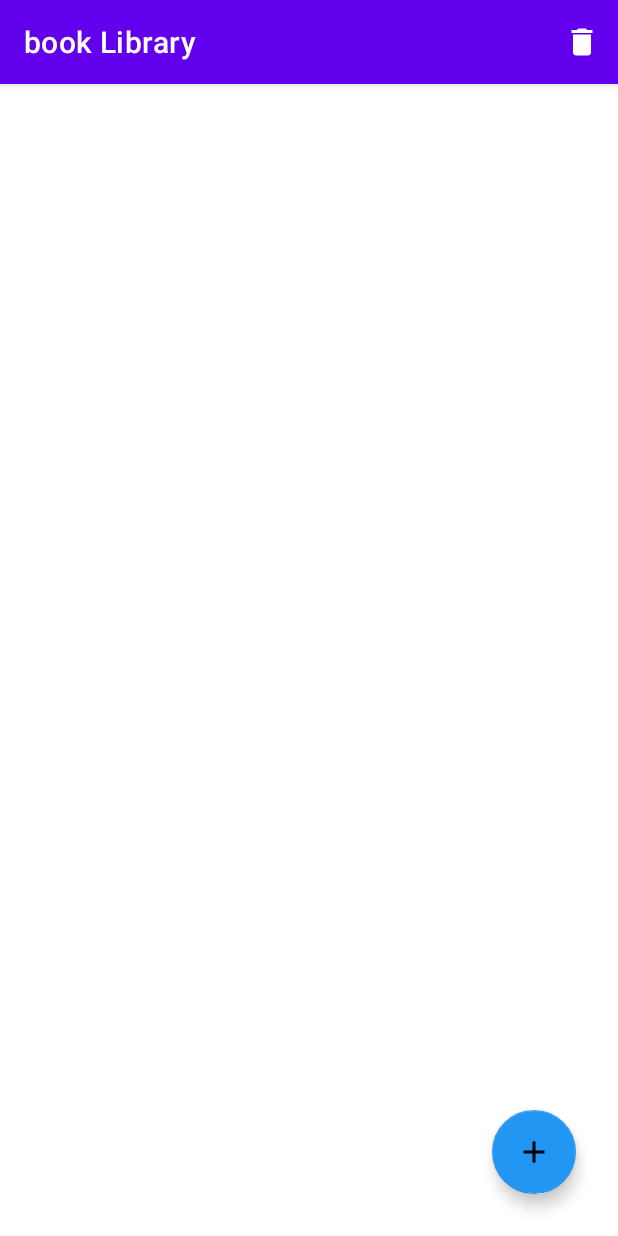
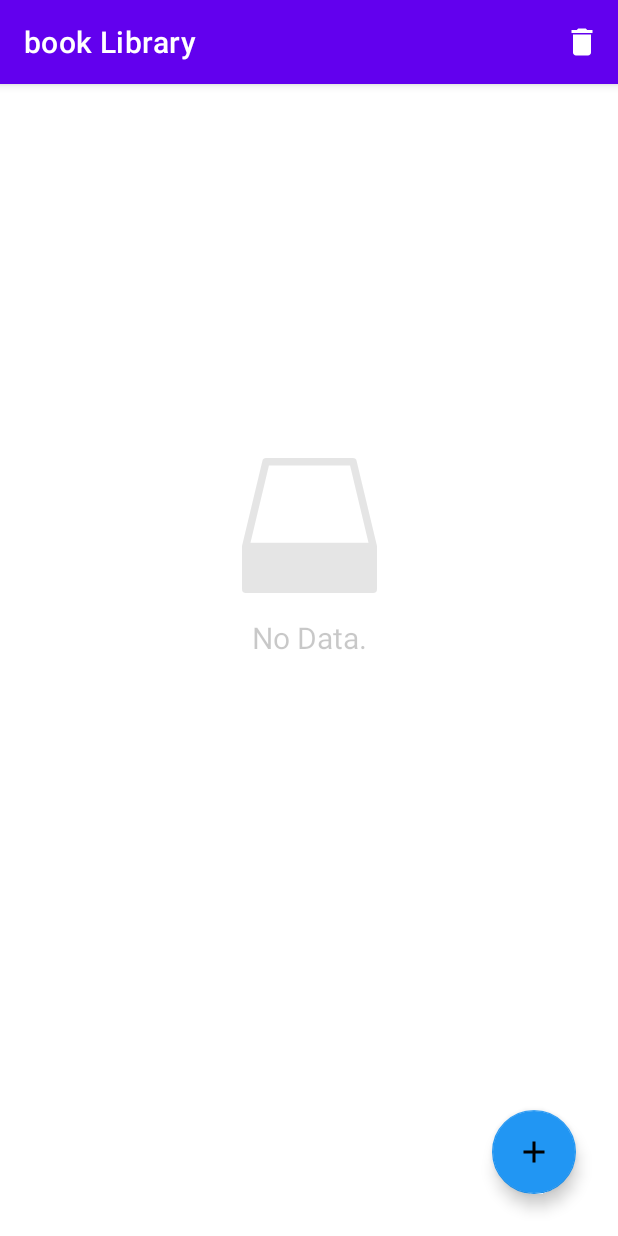
Before and after one commit to exark/Ma_bibliotheque, an Android app: the screen it shows after launch (MainActivity), on a phone screen of 412 x 824 dp. Run offline under Robolectric (Android 15) with nearby library versions, the phone set to English and light mode, and no system bars.

Commit message:
delete by id and delete all fixes

```diff
--- a/app/src/main/java/com/example/mabibliotheque/MainActivity.java
+++ b/app/src/main/java/com/example/mabibliotheque/MainActivity.java
@@ -15,6 +15,7 @@ import android.view.Menu;
 import android.view.MenuInflater;
 import android.view.MenuItem;
 import android.view.View;
+import android.widget.ImageView;
 import android.widget.TextView;
 import android.widget.Toast;
 
@@ -26,6 +27,7 @@ public class MainActivity extends AppCompatActivity {
 
     RecyclerView recyclerView;
     FloatingActionButton add_button;
+    ImageView empty_imageview;
     TextView no_data;
 
     MyDataBaseHelper myDB;
@@ -39,6 +41,8 @@ public class MainActivity extends AppCompatActivity {
 
         recyclerView = findViewById(R.id.recyclerView);
         add_button = findViewById(R.id.add_button);
+        empty_imageview = findViewById(R.id.empty_imageview);
+        no_data = findViewById(R.id.no_data);
         add_button.setOnClickListener(view -> {
             Intent intent = new Intent(MainActivity.this, AddActivity.class);
             startActivity(intent);
@@ -70,7 +74,8 @@ public class MainActivity extends AppCompatActivity {
     void storeDataInArrays(){
         Cursor cursor = myDB.readAllData();
         if(cursor.getCount() == 0){
-            Toast.makeText(this, "No Data.", Toast.LENGTH_SHORT).show();
+            empty_imageview.setVisibility(View.VISIBLE);
+            no_data.setVisibility(View.VISIBLE);
         }else{
             while (cursor.moveToNext()){
                 book_id.add(cursor.getString(0));
@@ -78,6 +83,8 @@ public class MainActivity extends AppCompatActivity {
                 book_author.add(cursor.getString(2));
                 book_pages.add(cursor.getString(3));
             }
+            empty_imageview.setVisibility(View.GONE);
+            no_data.setVisibility(View.GONE);
         }
     }
 
@@ -98,18 +105,24 @@ public class MainActivity extends AppCompatActivity {
 
     void confirmDialog(){
         AlertDialog.Builder builder = new AlertDialog.Builder(this);
-        builder.setTitle("Delete All ?");
-        builder.setMessage("Are you sure you want to delete all Data ?");
-        builder.setPositiveButton("yes", (dialog, which) -> {
-            MyDataBaseHelper mydb = new MyDataBaseHelper(MainActivity.this);
+        builder.setTitle("Delete All?");
+        builder.setMessage("Are you sure you want to delete all Data?");
+        builder.setPositiveButton("Yes", new DialogInterface.OnClickListener() {
+            @Override
+            public void onClick(DialogInterface dialogInterface, int i) {
+                MyDataBaseHelper myDB = new MyDataBaseHelper(MainActivity.this);
+                myDB.deleteAllData();
+                //Refresh Activity
+                Intent intent = new Intent(MainActivity.this, MainActivity.class);
+                startActivity(intent);
+                finish();
+            }
         });
-        builder.setNegativeButton("No", (dialog, which) -> {
-            MyDataBaseHelper myDB = new MyDataBaseHelper(MainActivity.this);
-            myDB.deleteAllData();
-            //Refresh activity
-            Intent intent = new Intent(MainActivity.this, MainActivity.class);
-            startActivity(intent);
-            finish();
+        builder.setNegativeButton("No", new DialogInterface.OnClickListener() {
+            @Override
+            public void onClick(DialogInterface dialogInterface, int i) {
+
+            }
         });
         builder.create().show();
     }
--- /dev/null
+++ b/app/src/main/res/drawable/ic_empty.xml
@@ -0,0 +1,9 @@
+<vector xmlns:android="http://schemas.android.com/apk/res/android"
+    android:width="90dp"
+    android:height="90dp"
+    android:viewportWidth="90"
+    android:viewportHeight="90">
+    <path
+        android:fillColor="#FF000000"
+        android:pathData="M76.432,1.918A2.5,2.5 0,0 0,74 0L16,0a2.5,2.5 0,0 0,-2.432 1.918L0.068,58.351A2.535,2.535 0,0 0,0 58.933L0,87.5A2.5,2.5 0,0 0,2.5 90h85A2.5,2.5 0,0 0,90 87.5L90,58.933a2.534,2.534 0,0 0,-0.068 -0.582ZM5.669,56.43 L17.973,5L72.027,5l12.3,51.43Z"/>
+</vector>
--- a/app/src/main/res/layout/activity_main.xml
+++ b/app/src/main/res/layout/activity_main.xml
@@ -32,4 +32,29 @@
         app:layout_constraintEnd_toEndOf="parent"
         app:rippleColor="#FFFFFF"
         app:srcCompat="@drawable/ic_add" />
+
+    <ImageView
+        android:id="@+id/empty_imageview"
+        android:layout_width="wrap_content"
+        android:layout_height="wrap_content"
+        android:layout_marginTop="230dp"
+        app:layout_constraintEnd_toEndOf="parent"
+        app:layout_constraintStart_toStartOf="parent"
+        app:layout_constraintTop_toTopOf="@+id/recyclerView"
+        app:srcCompat="@drawable/ic_empty"
+        android:alpha="0.1"
+        android:visibility="gone"/>
+
+    <TextView
+        android:id="@+id/no_data"
+        android:layout_width="wrap_content"
+        android:layout_height="wrap_content"
+        android:layout_marginTop="16dp"
+        android:text="No Data."
+        android:textSize="20sp"
+        android:alpha="0.4"
+        android:visibility="gone"
+        app:layout_constraintEnd_toEndOf="parent"
+        app:layout_constraintStart_toStartOf="parent"
+        app:layout_constraintTop_toBottomOf="@+id/empty_imageview" />
 </androidx.constraintlayout.widget.ConstraintLayout>
```
